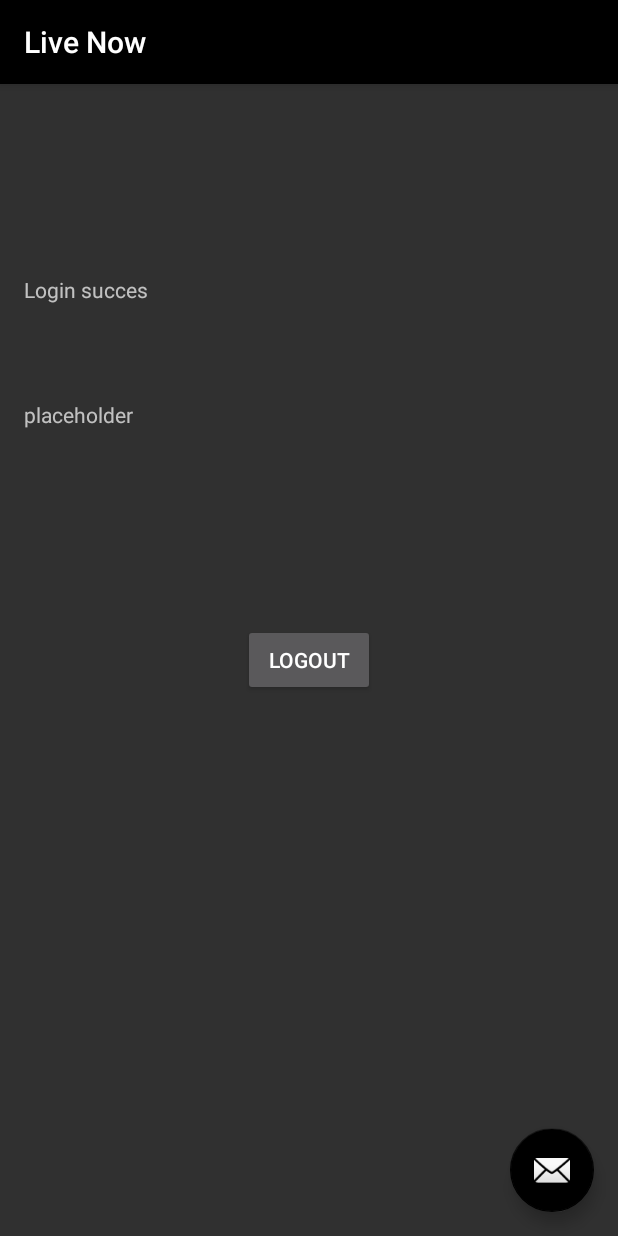
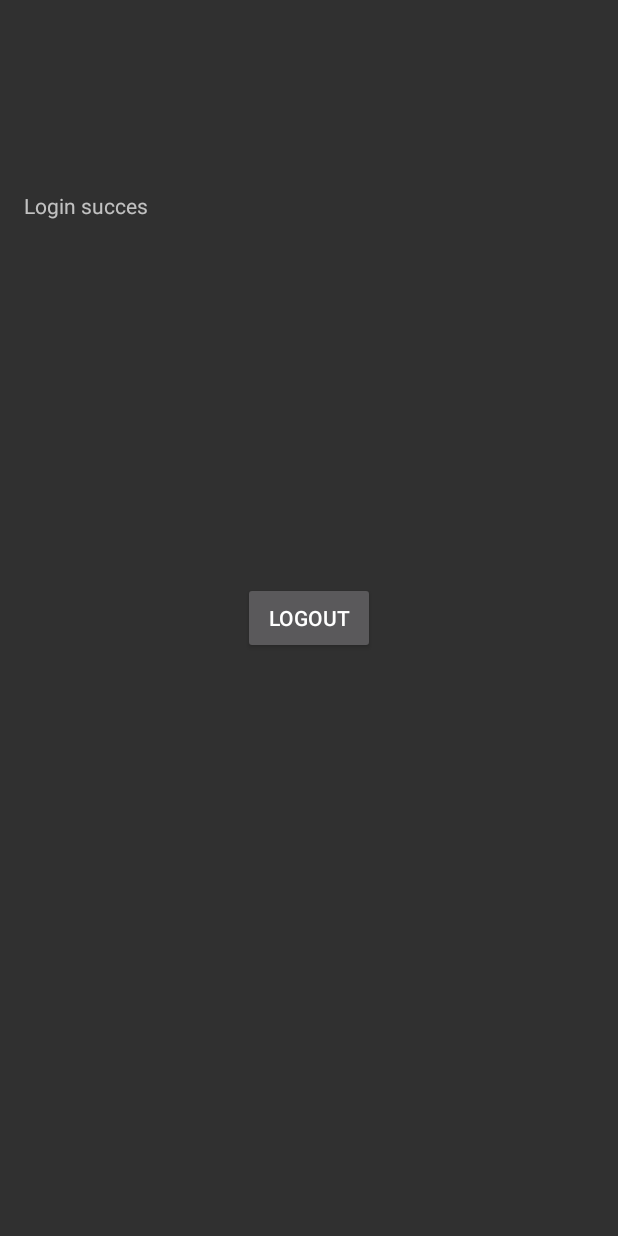
Before and after one commit to Miyagee/LiveNow, an Android app: the MainActivity screen opened directly, with no data from a screen before it, on a phone screen of 412 x 824 dp. Run offline under Robolectric (Android 15) with nearby library versions, the phone set to English and light mode, and no system bars; libraries missing offline, so code that uses them is left out: com.firebase.client; 5 statements that could not run were skipped.

```diff
--- a/app/src/main/java/com/now/live/livenow/MainActivity.java
+++ b/app/src/main/java/com/now/live/livenow/MainActivity.java
@@ -1,38 +1,69 @@
 package com.now.live.livenow;
 
 import android.content.Intent;
+import android.nfc.Tag;
 import android.os.Bundle;
 import android.support.design.widget.FloatingActionButton;
 import android.support.design.widget.Snackbar;
 import android.support.v7.app.AppCompatActivity;
 import android.support.v7.widget.Toolbar;
+import android.util.Log;
 import android.view.View;
+import android.widget.EditText;
+import android.widget.TextView;
 
+import com.firebase.client.DataSnapshot;
 import com.firebase.client.Firebase;
+import com.firebase.client.FirebaseError;
+import com.firebase.client.ValueEventListener;
 
 public class MainActivity extends AppCompatActivity {
 
+    private static final String TAG = "Now";
+
     Firebase ref;
+    Firebase userRef;
+    private TextView testText;
+    //private String userUid;
+    private String userNameString;
 
     @Override
     protected void onCreate(Bundle savedInstanceState) {
         super.onCreate(savedInstanceState);
         setContentView(R.layout.activity_main);
-        Toolbar toolbar = (Toolbar) findViewById(R.id.toolbar);
-        setSupportActionBar(toolbar);
 
-        FloatingActionButton fab = (FloatingActionButton) findViewById(R.id.fab);
-        fab.setOnClickListener(new View.OnClickListener() {
+        ref = new Firebase("https://live-now.firebaseio.com/");
+        userRef = ref.child("users/" + ref.getAuth().getUid()+ "/");
+        Log.d(TAG, ref.getAuth().getUid());
+        //userUid = ref.getAuth().getUid();
+        Log.d(TAG, userRef.toString());
+
+        testText = (TextView) findViewById(R.id.test_db_get_data);
+
+        getName();
+
+    }
+
+    public void getName(){
+
+        userRef.addValueEventListener(new ValueEventListener() {
             @Override
-            public void onClick(View view) {
-                Snackbar.make(view, "Replace with your own action", Snackbar.LENGTH_LONG)
-                        .setAction("Action", null).show();
+            public void onDataChange(DataSnapshot snapshot) {
+                User user =  snapshot.getValue(User.class);
+                userNameString = user.getName();
+                setTestText();
+            }
+            @Override
+            public void onCancelled(FirebaseError firebaseError) {
+                System.out.println("The read failed: " + firebaseError.getMessage());
             }
         });
 
-        ref = new Firebase("https://live-now.firebaseio.com/");
     }
 
+    public void setTestText(){
+        testText.setText(userNameString);
+    }
 
     //Log out button
     public void logOut(View view){
--- a/app/src/main/java/com/now/live/livenow/RegisterLogin.java
+++ b/app/src/main/java/com/now/live/livenow/RegisterLogin.java
@@ -10,7 +10,7 @@ import android.support.v4.app.Fragment;
 import android.support.v7.app.AppCompatActivity;
 import android.os.Bundle;
 import android.view.View;
-import android.widget.Button;
+//import android.widget.Button;
 import android.widget.EditText;
 import android.util.Log;
 import android.widget.RelativeLayout;
--- a/app/src/main/java/com/now/live/livenow/User.java
+++ b/app/src/main/java/com/now/live/livenow/User.java
@@ -16,6 +16,9 @@ public class User{
     private int discoverRange;
     private ArrayList<Observer> groups;
 
+    public User(){
+        //Empty constructor required for firebase to work!!
+    }
 
     public User(String email, String name, String password, String picture, int discoverRange){
         this.email = email;
--- a/app/src/main/res/layout/activity_main.xml
+++ b/app/src/main/res/layout/activity_main.xml
@@ -1,34 +1,42 @@
 <?xml version="1.0" encoding="utf-8"?>
-<android.support.design.widget.CoordinatorLayout xmlns:android="http://schemas.android.com/apk/res/android"
+<RelativeLayout xmlns:android="http://schemas.android.com/apk/res/android"
     xmlns:app="http://schemas.android.com/apk/res-auto"
     xmlns:tools="http://schemas.android.com/tools"
     android:layout_width="match_parent"
     android:layout_height="match_parent"
-    android:fitsSystemWindows="true"
+    android:paddingBottom="@dimen/activity_vertical_margin"
+    android:paddingLeft="@dimen/activity_horizontal_margin"
+    android:paddingRight="@dimen/activity_horizontal_margin"
+    android:paddingTop="@dimen/activity_vertical_margin"
+    app:layout_behavior="@string/appbar_scrolling_view_behavior"
     tools:context="com.now.live.livenow.MainActivity">
 
-    <android.support.design.widget.AppBarLayout
-        android:layout_width="match_parent"
-        android:layout_height="wrap_content"
-        android:theme="@style/AppTheme.AppBarOverlay">
-
-        <android.support.v7.widget.Toolbar
-            android:id="@+id/toolbar"
-            android:layout_width="match_parent"
-            android:layout_height="?attr/actionBarSize"
-            android:background="?attr/colorPrimary"
-            app:popupTheme="@style/AppTheme.PopupOverlay" />
-
-    </android.support.design.widget.AppBarLayout>
-
-    <include layout="@layout/content_main" />
-
-    <android.support.design.widget.FloatingActionButton
-        android:id="@+id/fab"
+    <TextView
         android:layout_width="wrap_content"
         android:layout_height="wrap_content"
-        android:layout_gravity="bottom|end"
-        android:layout_margin="@dimen/fab_margin"
-        android:src="@android:drawable/ic_dialog_email" />
+        android:text="Login succes"
+        android:id="@+id/textView2"
+        android:layout_alignParentTop="true"
+        android:layout_alignParentLeft="true"
+        android:layout_alignParentStart="true"
+        android:layout_marginTop="111dp" />
 
-</android.support.design.widget.CoordinatorLayout>
+    <TextView
+        android:layout_width="wrap_content"
+        android:layout_height="wrap_content"
+        android:id="@+id/test_db_get_data"
+        android:layout_below="@+id/textView2"
+        android:layout_alignParentLeft="true"
+        android:layout_alignParentStart="true"
+        android:layout_marginTop="64dp"
+        />
+
+    <Button
+        android:layout_width="wrap_content"
+        android:layout_height="wrap_content"
+        android:text="logOut"
+        android:id="@+id/unA"
+        android:onClick="logOut"
+        android:layout_centerVertical="true"
+        android:layout_centerHorizontal="true" />
+</RelativeLayout>
--- a/app/src/main/res/layout/content_main.xml
+++ /dev/null
@@ -1,43 +0,0 @@
-<?xml version="1.0" encoding="utf-8"?>
-<RelativeLayout xmlns:android="http://schemas.android.com/apk/res/android"
-    xmlns:app="http://schemas.android.com/apk/res-auto"
-    xmlns:tools="http://schemas.android.com/tools"
-    android:layout_width="match_parent"
-    android:layout_height="match_parent"
-    android:paddingBottom="@dimen/activity_vertical_margin"
-    android:paddingLeft="@dimen/activity_horizontal_margin"
-    android:paddingRight="@dimen/activity_horizontal_margin"
-    android:paddingTop="@dimen/activity_vertical_margin"
-    app:layout_behavior="@string/appbar_scrolling_view_behavior"
-    tools:context="com.now.live.livenow.MainActivity"
-    tools:showIn="@layout/activity_main">
-
-    <TextView
-        android:layout_width="wrap_content"
-        android:layout_height="wrap_content"
-        android:text="Login succes"
-        android:id="@+id/textView2"
-        android:layout_alignParentTop="true"
-        android:layout_alignParentLeft="true"
-        android:layout_alignParentStart="true"
-        android:layout_marginTop="111dp" />
-
-    <TextView
-        android:layout_width="wrap_content"
-        android:layout_height="wrap_content"
-        android:id="@+id/textView3"
-        android:layout_below="@+id/textView2"
-        android:layout_alignParentLeft="true"
-        android:layout_alignParentStart="true"
-        android:layout_marginTop="64dp"
-        android:text="placeholder" />
-
-    <Button
-        android:layout_width="wrap_content"
-        android:layout_height="wrap_content"
-        android:text="logOut"
-        android:id="@+id/unA"
-        android:onClick="logOut"
-        android:layout_centerVertical="true"
-        android:layout_centerHorizontal="true" />
-</RelativeLayout>
--- a/app/src/main/res/values/strings.xml
+++ b/app/src/main/res/values/strings.xml
@@ -13,4 +13,7 @@
     <string name="button_Signup">Sign up</string>
     <string name="logo_description">Logo</string>
 
+    <!-- TODO: Remove or change this placeholder text -->
+    <string name="hello_blank_fragment">Hello blank fragment</string>
+
 </resources>
```
Also changed, not shown: app/src/main/java/com/now/live/livenow/ProfileFragment.java (added, +108 -0 lines), app/src/main/res/layout/fragment_profile.xml (added, +13 -0 lines).
